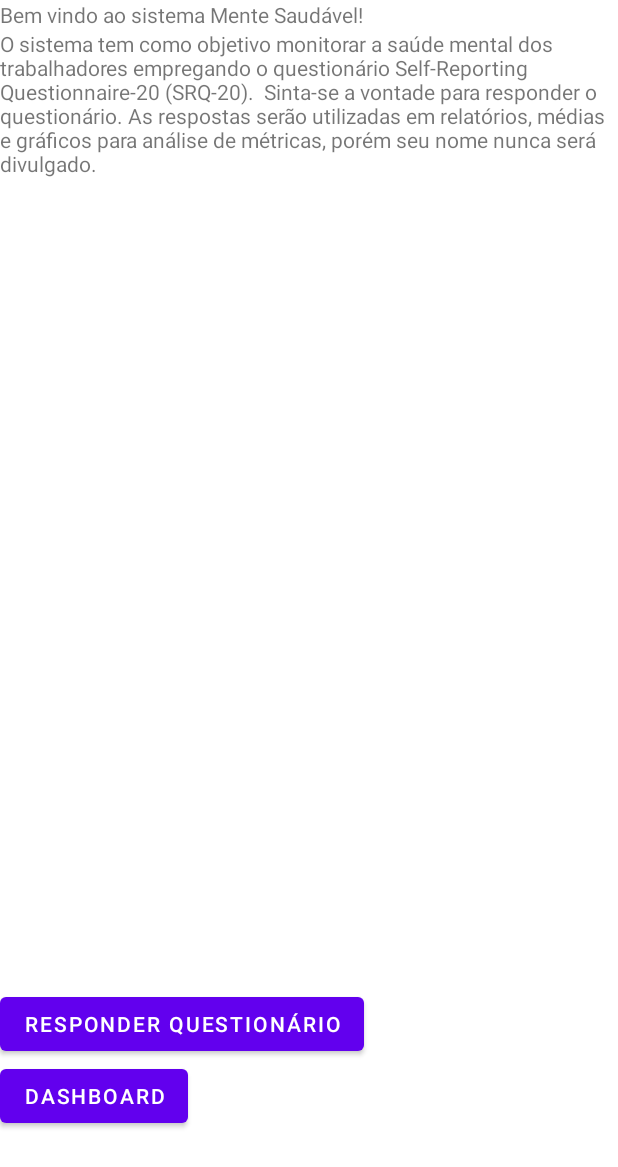
After one commit to Projeto-Integrador-Grupo-7/mente-saudavel-mobile-java, an Android app: the layout activity_home.xml on its own in the app's theme, with its tools: preview values and no code run, on a phone screen of 412 x 824 dp. The commit adds this screen. Shown: the top 1167 px of the screen. Run offline under Robolectric (Android 15) with nearby library versions, the phone set to English and light mode, and no system bars.

Commit message:
Criado rascunho das telas de Login e Home

```diff
--- a/app/src/main/java/br/com/grupo7/mentesaudavel/MainActivity.java
+++ b/app/src/main/java/br/com/grupo7/mentesaudavel/HomeActivity.java
@@ -3,10 +3,10 @@ package br.com.grupo7.mentesaudavel;
 import android.os.Bundle;
 import androidx.appcompat.app.AppCompatActivity;
 
-public class MainActivity extends AppCompatActivity {
+public class HomeActivity extends AppCompatActivity {
     @Override
     protected void onCreate(Bundle savedInstanceState) {
         super.onCreate(savedInstanceState);
-        setContentView(R.layout.activity_main);
+        setContentView(R.layout.activity_home);
     }
 }
--- /dev/null
+++ b/app/src/main/res/layout/activity_home.xml
@@ -0,0 +1,52 @@
+<?xml version="1.0" encoding="utf-8"?>
+<androidx.constraintlayout.widget.ConstraintLayout xmlns:android="http://schemas.android.com/apk/res/android"
+    xmlns:app="http://schemas.android.com/apk/res-auto"
+    xmlns:tools="http://schemas.android.com/tools"
+    android:layout_width="match_parent"
+    android:layout_height="match_parent">
+
+    <LinearLayout
+        android:layout_width="0dp"
+        android:layout_height="212dp"
+        android:orientation="vertical"
+        app:layout_constraintEnd_toEndOf="parent"
+        app:layout_constraintStart_toStartOf="parent"
+        app:layout_constraintTop_toTopOf="parent">
+
+        <TextView
+            android:id="@+id/textView"
+            android:layout_width="match_parent"
+            android:layout_height="wrap_content"
+            android:text="Bem vindo ao sistema Mente Saudável!" />
+
+        <TextView
+            android:id="@+id/textView2"
+            android:layout_width="match_parent"
+            android:layout_height="wrap_content"
+            android:text="O sistema tem como objetivo monitorar a saúde mental dos trabalhadores empregando o questionário Self-Reporting Questionnaire-20 (SRQ-20).  Sinta-se a vontade para responder o questionário. As respostas serão utilizadas em relatórios, médias e gráficos para análise de métricas, porém seu nome nunca será divulgado." />
+    </LinearLayout>
+
+    <LinearLayout
+        android:layout_width="0dp"
+        android:layout_height="125dp"
+        android:layout_marginBottom="40dp"
+        android:orientation="vertical"
+        app:layout_constraintBottom_toBottomOf="parent"
+        app:layout_constraintEnd_toEndOf="parent"
+        app:layout_constraintHorizontal_bias="1.0"
+        app:layout_constraintStart_toStartOf="parent">
+
+        <Button
+            android:id="@+id/btnQuestionario"
+            android:layout_width="wrap_content"
+            android:layout_height="wrap_content"
+            android:text="Responder Questionário" />
+
+        <Button
+            android:id="@+id/btnDashboard"
+            android:layout_width="wrap_content"
+            android:layout_height="wrap_content"
+            android:text="Dashboard" />
+    </LinearLayout>
+
+</androidx.constraintlayout.widget.ConstraintLayout>
```
Also changed, not shown: app/src/main/AndroidManifest.xml (+6 -4 lines), app/src/main/java/br/com/grupo7/mentesaudavel/LoginActivity.java (added, +37 -0 lines), app/src/main/res/layout/activity_login.xml (renamed from app/src/main/res/layout/activity_main.xml).
